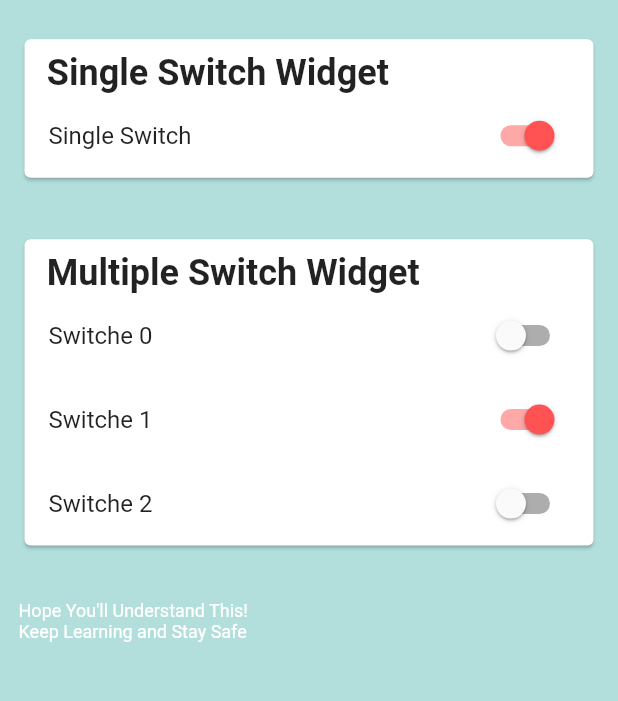
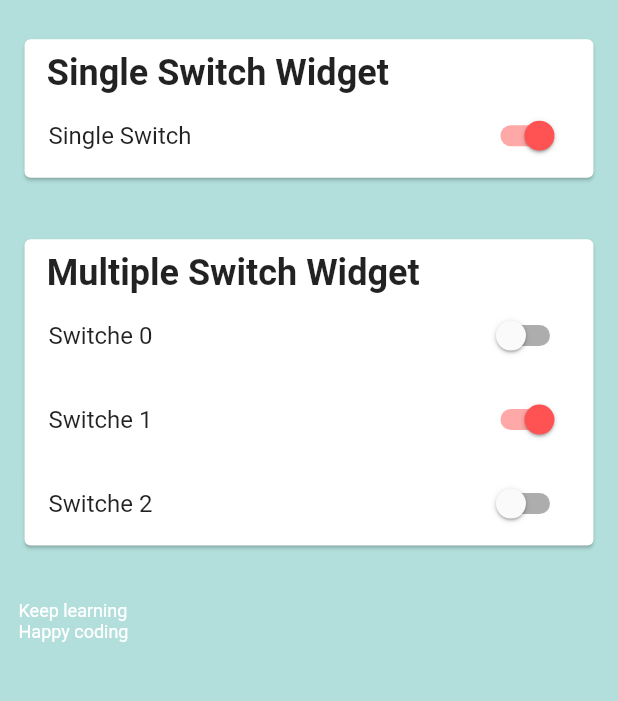
Before and after one commit to jack06215/FlutterExploringRiverpod, a Flutter app: the screen it shows after launch, after a tap on "Single Switch", on a phone screen of 412 x 824 dp, the part 63-764 px from its top. Run offline on Flutter 3.47's test engine with Material 2 defaults, Android fonts, the phone set to English and light mode, and no system bars; our stand-ins replace flutter_riverpod, freezed_annotation, hooks_riverpod.

Commit message:
minor change

```diff
--- a/lib/pages/switch_page.dart
+++ b/lib/pages/switch_page.dart
@@ -126,7 +126,7 @@ class SwitchHomePage extends HookConsumerWidget {
         activeColor: Colors.redAccent,
         value: ref.watch(singleSwitchProvider),
         onChanged: (newValue) {
-          ref.watch(singleSwitchProvider.notifier).onChanged(newValue);
+          ref.watch(singleSwitchProvider.notifier).toggle(newValue);
         });
   }
 
--- a/lib/switch_riverpod.dart
+++ b/lib/switch_riverpod.dart
@@ -10,12 +10,12 @@ final singleSwitchNameProvider =
 final multipleSwitchNameProvider =
     Provider<String>((ref) => "Multiple Switch Widget");
 final footerMessageProvider = Provider<String>(
-    (ref) => "Hope You'll Understand This! \nKeep Learning and Stay Safe");
+    (ref) => "Keep learning \nHappy coding");
 
 class SingleSwitchWidgetNotifier extends StateNotifier<bool> {
   SingleSwitchWidgetNotifier() : super(false);
 
-  void onChanged(bool changeval) {
+  void toggle(bool changeval) {
     state = changeval;
   }
 }
```
